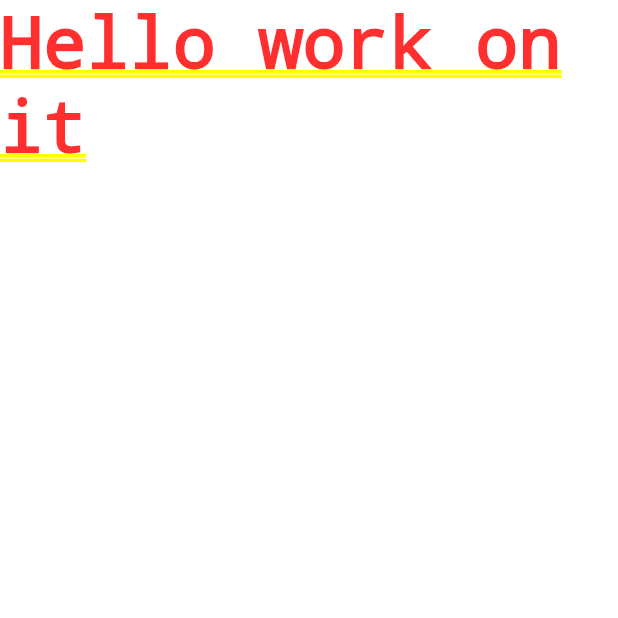
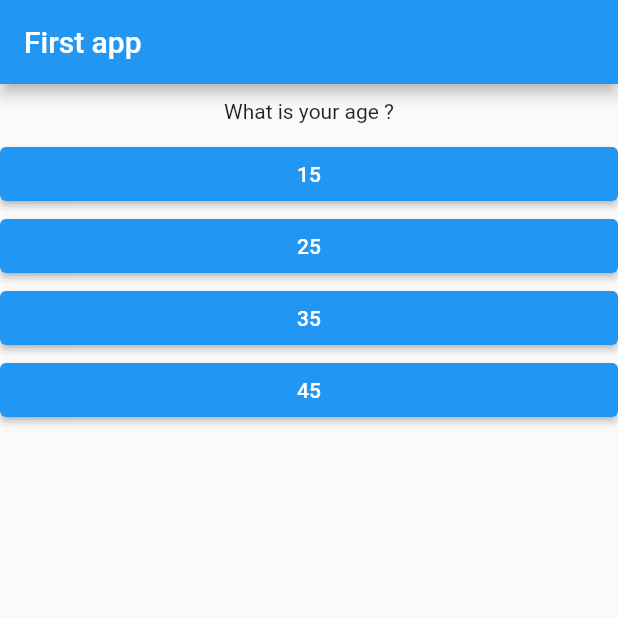
Before and after one commit to akhilgadwal/Flutter-app-first, a Flutter app: the screen it shows after launch, on a phone screen of 412 x 824 dp, the top half of it. Run offline on Flutter 3.47's test engine with Material 2 defaults, Android fonts, the phone set to English and light mode, and no system bars.

Commit message:
2 commit

```diff
--- /dev/null
+++ b/lib/answers.dart
@@ -0,0 +1,19 @@
+import 'package:flutter/material.dart';
+
+class Answer extends StatelessWidget {
+  final VoidCallback selecthandler;
+  final String answerText;
+  const Answer(
+      {super.key, required this.selecthandler, required this.answerText});
+
+  @override
+  Widget build(BuildContext context) {
+    return Container(
+      width: double.infinity,
+      child: ElevatedButton(
+        onPressed: selecthandler,
+        child: Text(answerText),
+      ),
+    );
+  }
+}
--- a/lib/main.dart
+++ b/lib/main.dart
@@ -1,17 +1,103 @@
-import 'package:flutter/cupertino.dart';
+import 'package:first_app/answers.dart';
+import 'package:first_app/questions.dart';
 import 'package:flutter/material.dart';
 
-void main() {
-  runApp(Myapp());
+void main() => runApp(const Myapp());
+
+class Myapp extends StatefulWidget {
+  const Myapp({super.key});
+
+  @override
+  State<Myapp> createState() => _MyappState();
 }
 
-class Myapp extends StatelessWidget {
+class _MyappState extends State<Myapp> {
+  var questionsIndex = 0;
+
+  //creating functions
+  void getAnswer() {
+    setState(() {
+      questionsIndex = questionsIndex + 1;
+    });
+    print(questionsIndex);
+  }
+
   @override
   Widget build(BuildContext context) {
+    var questions = [
+      {
+        'questionsText': 'What is your age ?',
+        'answer': [
+          '15',
+          '25',
+          '35',
+          '45',
+        ]
+      },
+      {
+        'questionsText': 'What do you do ?',
+        'answer': [
+          'Student',
+          'Job',
+          'Business',
+          'Un-employed',
+        ],
+      },
+      {
+        'questionsText': 'What is Flutter',
+        'answer': [
+          'Framework',
+          'Language',
+          'Complier',
+        ],
+      }
+    ];
+
     return MaterialApp(
         debugShowCheckedModeBanner: false,
-        home: Text(
-          'Hello work on it',
+        home: Scaffold(
+          appBar: AppBar(
+            title: const Text(
+              'First app ',
+            ),
+          ),
+          body: Column(children: [
+            Questions(
+              questions: questions[questionsIndex]['questionsText'] as String,
+              // (questions[questionsIndex]['answer'] as List<String>)
+              //     .map((answer) {
+              //   return Answer(selecthandler: getAnswer, answerText: answer);
+              // }).toList(),
+            ),
+            ...(questions[questionsIndex]['answer'] as List<String>)
+                .map((answer) {
+              return Answer(selecthandler: getAnswer, answerText: answer);
+            }).toList()
+          ]),
+
+          // ElevatedButton(
+          //   style: ButtonStyle(
+          //     backgroundColor: MaterialStateProperty.all(Colors.red),
+          //   ),
+          //   //creating ayn functions
+          //   onPressed: () {
+          //     print(
+          //       'Answer 2 is chosen',
+          //     );
+          //   },
+          //   child: const Text('Answer 2'),
+          // ),
+          // ElevatedButton(
+          //   style: ButtonStyle(
+          //     backgroundColor: MaterialStateProperty.all(Colors.red),
+          //   ),
+          //   onPressed: () {
+          //     print(
+          //       'Answer 3 is chosen',
+          //     );
+          //   },
+          //   child: const Text('Answer 3'),
+          // ),
         ));
   }
 }
--- /dev/null
+++ b/lib/questions.dart
@@ -0,0 +1,18 @@
+import 'package:flutter/cupertino.dart';
+
+class Questions extends StatelessWidget {
+  final String questions;
+  const Questions({super.key, required this.questions});
+
+  @override
+  Widget build(BuildContext context) {
+    return Container(
+      width: double.infinity,
+      margin: const EdgeInsets.all(10),
+      child: Text(
+        questions,
+        textAlign: TextAlign.center,
+      ),
+    );
+  }
+}
```
Also changed, not shown: 1 other file.
